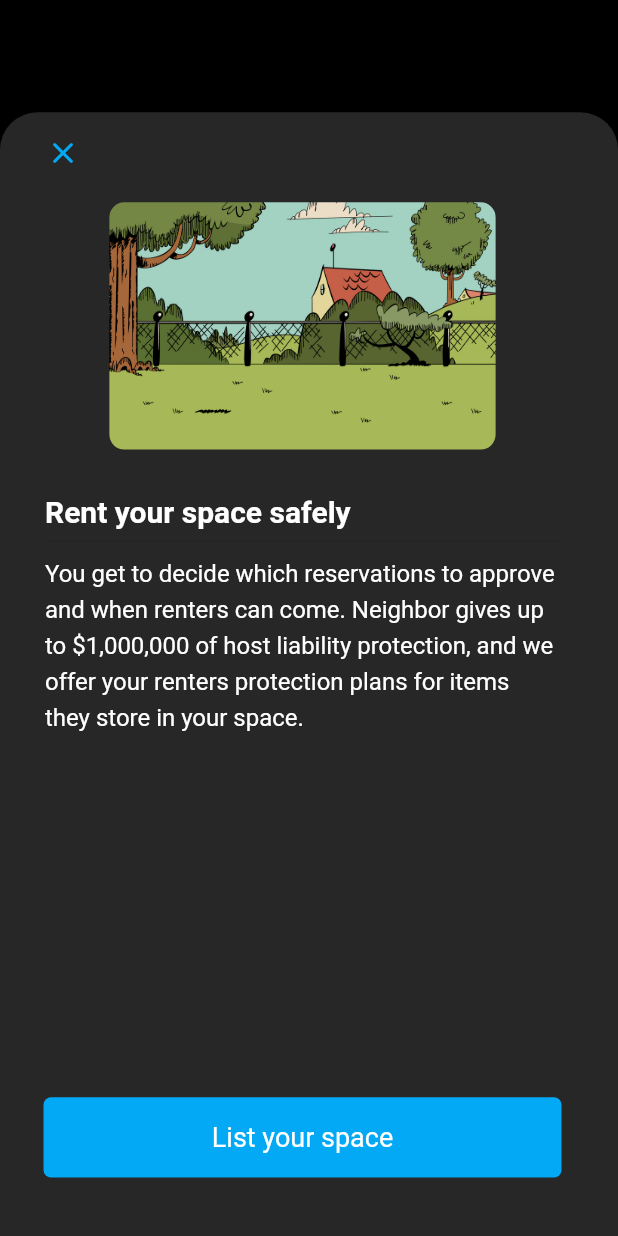
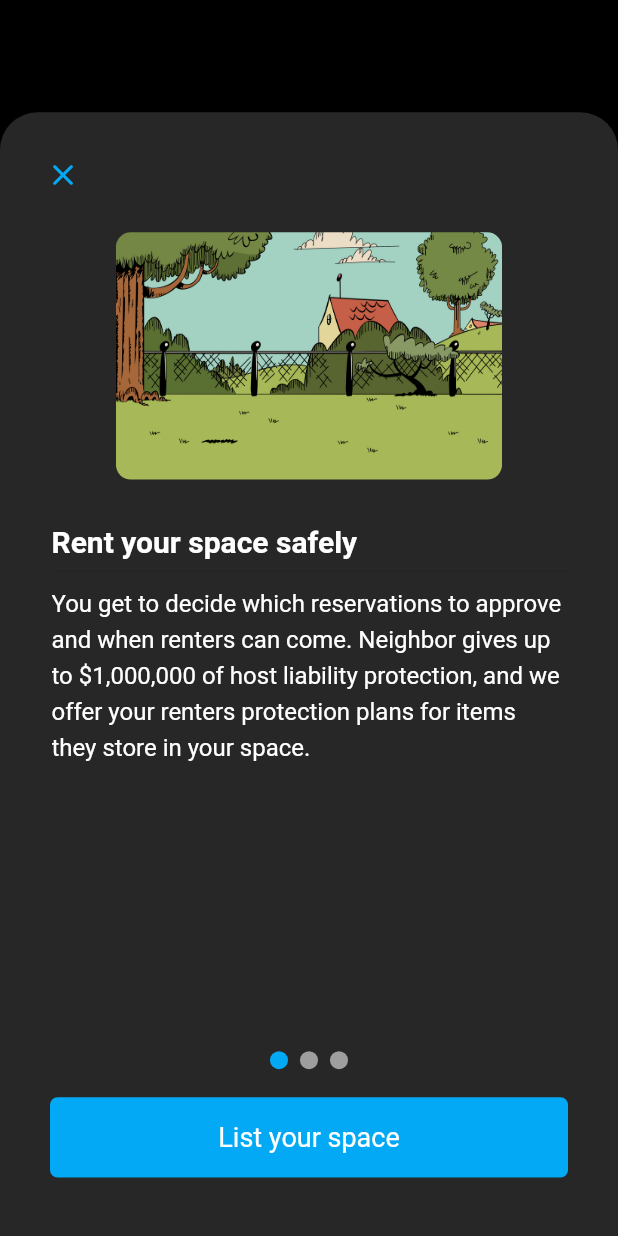
Before and after one commit to jwlim94/flutter-neighbor-clone-m1, a Flutter app: the screen it shows after launch, after a tap on "Become a host", on a phone screen of 412 x 824 dp. Run offline on Flutter 3.47's test engine with Material 2 defaults, Android fonts, the phone set to English and light mode, and no system bars; drawn by our look-alikes of smooth_page_indicator.

Commit message:
complete dot indicator in host instructions

```diff
--- a/lib/main.dart
+++ b/lib/main.dart
@@ -21,7 +21,7 @@
           secondary: Colors.teal,
         ),
       ),
-      home: Home(),
+      home: const Home(),
     );
   }
 }
--- a/lib/pages/home.dart
+++ b/lib/pages/home.dart
@@ -1,5 +1,6 @@
 import 'package:flutter/material.dart';
 import 'package:neighbor_clone/widgets/host_instructions.dart';
+import 'package:smooth_page_indicator/smooth_page_indicator.dart';
 
 class Home extends StatefulWidget {
   const Home({Key? key}) : super(key: key);
@@ -9,6 +10,10 @@ class Home extends StatefulWidget {
 }
 
 class _HomeState extends State<Home> {
+  final pageController = PageController(
+    initialPage: 0, // index
+  );
+
   void popUpBottomSheet(context) {
     showModalBottomSheet(
       context: context,
@@ -26,8 +31,10 @@ class _HomeState extends State<Home> {
           child: Stack(
             children: <Widget>[
               Positioned(
-                top: 15.0,
-                left: 30.0,
+                child: Align(
+                  alignment: Alignment.topLeft,
+                  child: Container(
+                    margin: const EdgeInsets.only(top: 30.0, left: 30.0),
                     child: GestureDetector(
                       onTap: () => Navigator.pop(context),
                       child: const Icon(
@@ -36,21 +43,29 @@ class _HomeState extends State<Home> {
                       ),
                     ),
                   ),
-              Positioned(
-                top: 50.0,
-                left: 30.0,
-                child: SizedBox(
-                  width: MediaQuery.of(context).size.width / 1.2,
-                  height: MediaQuery.of(context).size.height / 1.4,
-                  child: hostInstructions(context),
                 ),
               ),
               Positioned(
-                bottom: 40.0,
-                left: 30.0,
+                child: Align(
+                  alignment: Alignment.topCenter,
+                  child: Container(
+                    margin: const EdgeInsets.only(top: 70.0),
+                    width: MediaQuery.of(context).size.width / 1.2,
+                    height: MediaQuery.of(context).size.height / 1.4,
+                    child: hostInstructions(
+                      context,
+                      pageController,
+                    ),
+                  ),
+                ),
+              ),
+              Positioned(
+                child: Align(
+                  alignment: Alignment.bottomCenter,
                   child: Container(
                     width: MediaQuery.of(context).size.width / 1.2,
                     height: MediaQuery.of(context).size.height / 16,
+                    margin: const EdgeInsets.only(bottom: 40.0),
                     decoration: const BoxDecoration(
                       borderRadius: BorderRadius.all(
                         Radius.circular(5.0),
@@ -71,6 +86,34 @@ class _HomeState extends State<Home> {
                           style: TextStyle(
                             color: Colors.white,
                             fontSize: 18.0,
+                          ),
+                        ),
+                      ),
+                    ),
+                  ),
+                ),
+              ),
+              Positioned(
+                child: Align(
+                  alignment: Alignment.bottomCenter,
+                  child: Container(
+                    width: MediaQuery.of(context).size.width,
+                    height: MediaQuery.of(context).size.height / 16,
+                    margin: EdgeInsets.only(
+                        bottom: MediaQuery.of(context).size.height / 16 + 40.0),
+                    child: Center(
+                      child: SmoothPageIndicator(
+                        controller: pageController,
+                        count: 3,
+                        effect: const SlideEffect(
+                          dotWidth: 12.0,
+                          dotHeight: 12.0,
+                          activeDotColor: Colors.lightBlue,
+                        ),
+                        onDotClicked: (index) => pageController.animateToPage(
+                          index,
+                          duration: const Duration(milliseconds: 500),
+                          curve: Curves.bounceOut,
                         ),
                       ),
                     ),
--- a/lib/widgets/host_instructions.dart
+++ b/lib/widgets/host_instructions.dart
@@ -1,12 +1,8 @@
 import 'package:flutter/material.dart';
 
-final controller = PageController(
-  initialPage: 0, // index
-);
-
-Widget hostInstructions(context) {
+Widget hostInstructions(context, pageController) {
   return PageView(
-    controller: controller,
+    controller: pageController,
     children: <Widget>[
       Column(
         children: <Widget>[
@@ -83,8 +79,8 @@ Widget hostInstructions(context) {
             width: MediaQuery.of(context).size.width / 1.2,
             height: MediaQuery.of(context).size.height / 3,
             child: Column(
-              children: const <Widget>[
-                Align(
+              children: <Widget>[
+                const Align(
                   alignment: Alignment.topLeft,
                   child: Text(
                     'Make your space work for you',
@@ -95,8 +91,8 @@ Widget hostInstructions(context) {
                     ),
                   ),
                 ),
-                Divider(),
-                Align(
+                const Divider(),
+                const Align(
                   alignment: Alignment.topLeft,
                   child: Text(
                     'Would you clean out your garage for \$1,500? Listing' +
@@ -108,6 +104,21 @@ Widget hostInstructions(context) {
                       color: Colors.white,
                       fontSize: 16.0,
                       height: 1.5,
+                    ),
+                  ),
+                ),
+                const Divider(),
+                Align(
+                  alignment: Alignment.topLeft,
+                  child: GestureDetector(
+                    onTap: () => print('show calculator'),
+                    child: const Text(
+                      'See how much you could earn >',
+                      style: TextStyle(
+                        color: Colors.lightBlue,
+                        fontSize: 16.0,
+                        fontWeight: FontWeight.bold,
+                      ),
                     ),
                   ),
                 ),
--- a/pubspec.yaml
+++ b/pubspec.yaml
@@ -12,6 +12,7 @@ dependencies:
 
   cupertino_icons: ^1.0.2
   carousel_slider: ^4.0.0
+  smooth_page_indicator: ^1.0.0+2
 
 dev_dependencies:
   flutter_test:
```
Also changed, not shown: lib/pages/earning_calculator.dart (added), pubspec.lock. Lines whose indentation alone changed are shown as unchanged.
